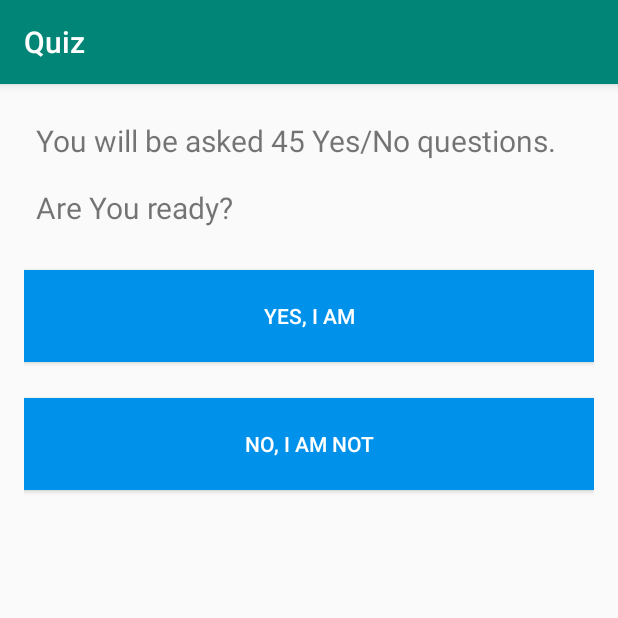
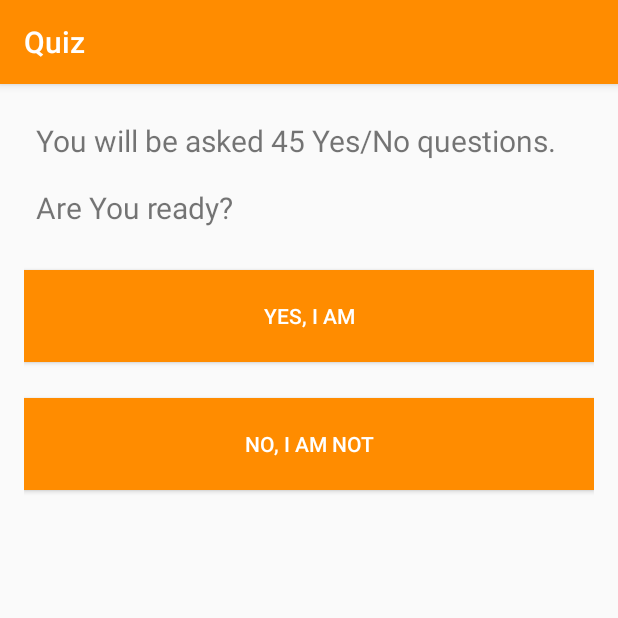
Before and after one commit to Adnan525/ManlyEnvironmentCentre, an Android app: the QuizWelcome screen opened directly, with no data from a screen before it, on a phone screen of 412 x 824 dp, the top half of it. Run offline under Robolectric (Android 15) with nearby library versions, the light colour scheme and no system bars.

Commit message:
Fixed problems with appliance usage, status bar and main bar colors are changed

```diff
--- a/src/main/AndroidManifest.xml
+++ b/src/main/AndroidManifest.xml
@@ -5,7 +5,7 @@
     <application
         android:allowBackup="true"
         android:icon="@mipmap/ic_launcher"
-        android:label="Manly Environment Center"
+        android:label="WATTS WHAT"
         android:roundIcon="@mipmap/ic_launcher_round"
         android:supportsRtl="true"
         android:theme="@style/AppTheme">
--- a/src/main/java/com/muntasir/myapplication/ApplianceAnswers.java
+++ b/src/main/java/com/muntasir/myapplication/ApplianceAnswers.java
@@ -128,10 +128,10 @@ public class ApplianceAnswers extends AppCompatActivity {
         String[] dateList = dating.split(" ");
         String ret;
         if(a == 0){
-             ret = dateList[2] + " " + "Day: " + ((a / 9) + 1);
+             ret = dateList[2] + " " + "Attempt: " + ((a / 9) + 1);
         }
         else{
-            ret = dateList[a] + " " + "Day: " + ((a / 9) + 1);
+            ret = dateList[a] + " " + "Attempt: " + ((a / 9) + 1);
         }
         return ret;
 
--- a/src/main/res/layout/activity_applicance_usage.xml
+++ b/src/main/res/layout/activity_applicance_usage.xml
@@ -62,7 +62,7 @@
         android:layout_width="match_parent"
         android:layout_height="61dp"
         android:layout_marginBottom="24dp"
-        android:background="#0091EA"
+        android:background="#FF8C00"
         android:padding="8dp"
         android:text="NEXT"
         android:textColor="#fff" />
--- a/src/main/res/layout/activity_quiz_welcome.xml
+++ b/src/main/res/layout/activity_quiz_welcome.xml
@@ -13,7 +13,7 @@
 
 
     <TextView
-        android:id="@+id/question"
+        android:id="@+id/question1"
         android:layout_width="match_parent"
         android:layout_height="wrap_content"
         android:layout_marginBottom="1dp"
@@ -22,7 +22,7 @@
         android:textSize="20sp" />
 
     <TextView
-        android:id="@+id/question"
+        android:id="@+id/question2"
         android:layout_width="match_parent"
         android:layout_height="wrap_content"
         android:layout_marginBottom="20dp"
@@ -35,7 +35,7 @@
         android:layout_width="match_parent"
         android:layout_height="61dp"
         android:layout_marginBottom="24dp"
-        android:background="#0091EA"
+        android:background="#FF8C00"
         android:padding="8dp"
         android:text="Yes, I am"
         android:textColor="#fff" />
@@ -45,7 +45,7 @@
         android:layout_width="match_parent"
         android:layout_height="61dp"
         android:layout_marginBottom="24dp"
-        android:background="#0091EA"
+        android:background="#FF8C00"
         android:padding="8dp"
         android:text="No, I am not"
         android:textColor="#fff" />
--- a/src/main/res/values/styles.xml
+++ b/src/main/res/values/styles.xml
@@ -3,8 +3,8 @@
     <!-- Base application theme. -->
     <style name="AppTheme" parent="Theme.AppCompat.Light.DarkActionBar">
         <!-- Customize your theme here. -->
-        <item name="colorPrimary">@color/colorPrimary</item>
-        <item name="colorPrimaryDark">@color/colorPrimaryDark</item>
+        <item name="colorPrimary">#FF8C00</item>
+        <item name="colorPrimaryDark">#FF4500</item>
         <item name="colorAccent">@color/colorAccent</item>
     </style>
 
```
Also changed, not shown: src/main/java/com/muntasir/myapplication/ApplianceUsage.java (+48 -14 lines).
